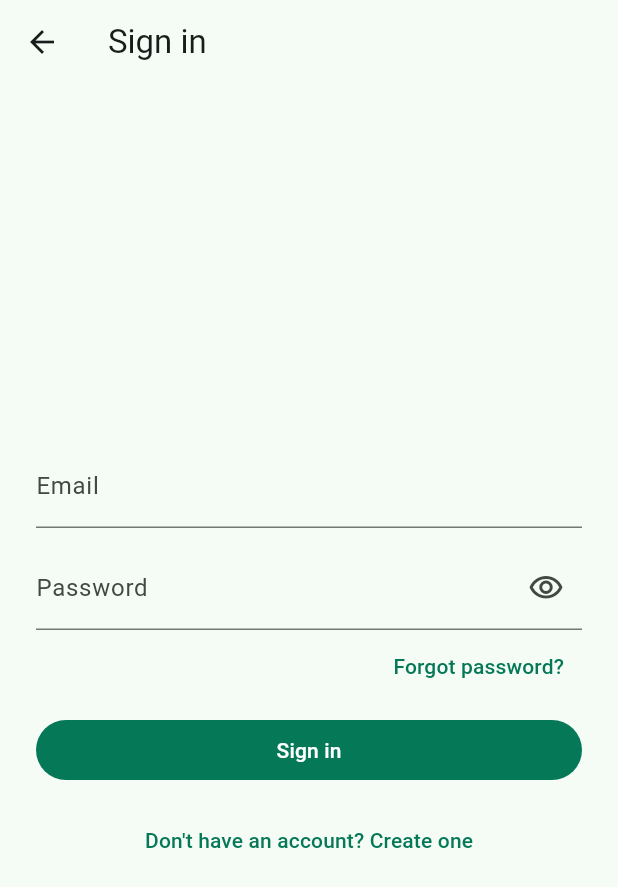
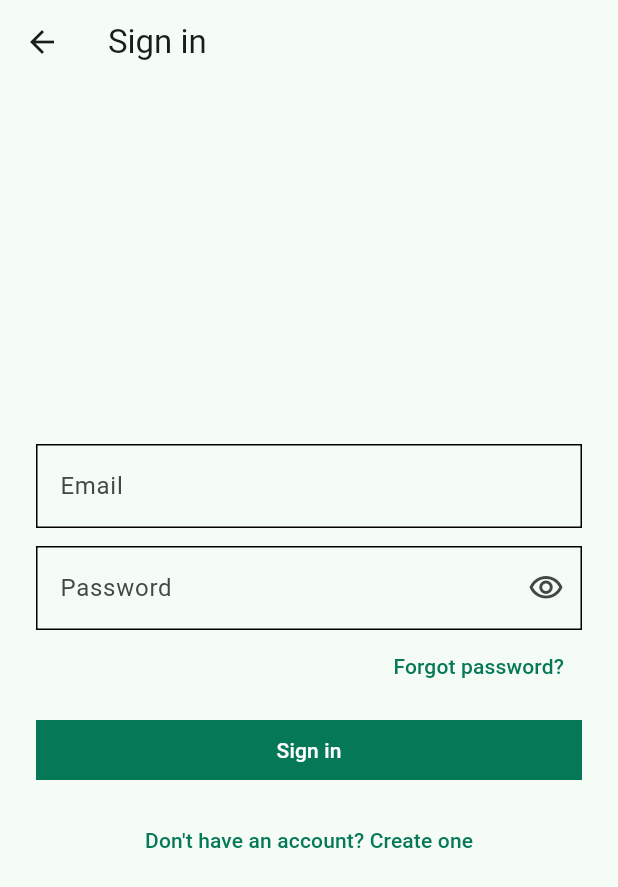
Before and after one commit to H-Munene/verifcare, a Flutter app: the screen it shows after launch, after a tap on "Sign in", on a phone screen of 412 x 824 dp. Shown: the top 887 px of the screen. Run offline on Flutter 3.47's test engine with Material 3 defaults, Android fonts, the phone set to English and light mode, and no system bars; our stand-ins replace audioplayers, flutter_local_notifications, geolocator, google_maps_flutter, image_picker, shared_preferences; missing offline and left inert: amazon_cognito_identity_dart_2, record; network calls fail.

Commit message:
style(mobile): square corners everywhere in both apps
User decision: the mobile apps match the web console's square-cornered
look, for every element, not only buttons and inputs.

- A shared buildAppTheme() in each app's app_ui.dart (the apps share no
  package) holds the emerald colour scheme. It also squares every
  Material component that is rounded by default: filled, elevated,
  outlined, text, icon and segmented buttons; the FAB, input borders,
  cards, chips, dialogs, bottom sheets, snackbars, menus, and the
  navigation bar indicator.
- Hard-coded shapes are squared too: rounded containers, pill buttons
  and banners, sheet tops, status dots, icon badges, round icon buttons,
  the record and play buttons, calendar day markers, and the
  registration wizard's step markers.
- Count badges stay round, as on the web.

Both apps analyze clean, and their tests pass (17/17 caregiver, 58/58
family).

```diff
--- a/frontend/mobile/caregiver/lib/screens/checkout_screen.dart
+++ b/frontend/mobile/caregiver/lib/screens/checkout_screen.dart
@@ -181,7 +181,7 @@ class _CheckoutScreenState extends State<CheckoutScreen> {
                     padding: const EdgeInsets.all(12),
                     decoration: BoxDecoration(
                       color: dangerTint,
-                      borderRadius: BorderRadius.circular(12),
+                      borderRadius: BorderRadius.zero,
                     ),
                     child: Row(
                       crossAxisAlignment: CrossAxisAlignment.start,
@@ -232,7 +232,7 @@ class _CheckoutScreenState extends State<CheckoutScreen> {
   Widget _card(List<Widget> children) => Container(
     decoration: BoxDecoration(
       color: Colors.white,
-      borderRadius: BorderRadius.circular(16),
+      borderRadius: BorderRadius.zero,
       border: Border.all(color: borderColor),
     ),
     child: Column(children: children),
--- a/frontend/mobile/caregiver/lib/screens/consent_screen.dart
+++ b/frontend/mobile/caregiver/lib/screens/consent_screen.dart
@@ -323,7 +323,7 @@ class _TermsView extends StatelessWidget {
                           minimumSize: const Size.fromHeight(44),
                           side: const BorderSide(color: borderColor),
                           shape: RoundedRectangleBorder(
-                            borderRadius: BorderRadius.circular(999),
+                            borderRadius: BorderRadius.zero,
                           ),
                         ),
                         child: const Text('Decline'),
@@ -371,7 +371,7 @@ class _Banner extends StatelessWidget {
     padding: const EdgeInsets.all(12),
     decoration: BoxDecoration(
       color: tint,
-      borderRadius: BorderRadius.circular(12),
+      borderRadius: BorderRadius.zero,
     ),
     child: Text(text, style: const TextStyle(fontSize: 13, color: inkDefault)),
   );
--- a/frontend/mobile/caregiver/lib/screens/photo_verification_screen.dart
+++ b/frontend/mobile/caregiver/lib/screens/photo_verification_screen.dart
@@ -287,11 +287,11 @@ class _PhotoButton extends StatelessWidget {
     return Material(
       color: background,
       shape: RoundedRectangleBorder(
-        borderRadius: BorderRadius.circular(14),
+        borderRadius: BorderRadius.zero,
         side: BorderSide(color: border),
       ),
       child: InkWell(
-        borderRadius: BorderRadius.circular(14),
+        borderRadius: BorderRadius.zero,
         onTap: enabled ? onTap : null,
         child: Padding(
           padding: const EdgeInsets.symmetric(horizontal: 16, vertical: 18),
--- a/frontend/mobile/caregiver/lib/screens/visit_in_progress_screen.dart
+++ b/frontend/mobile/caregiver/lib/screens/visit_in_progress_screen.dart
@@ -190,7 +190,7 @@ class _VisitInProgressScreenState extends State<VisitInProgressScreen> {
     return Container(
       decoration: BoxDecoration(
         color: Colors.white,
-        borderRadius: BorderRadius.circular(16),
+        borderRadius: BorderRadius.zero,
         border: Border.all(color: borderColor),
       ),
       child: Column(
--- a/frontend/mobile/caregiver/lib/screens/visit_timeline_screen.dart
+++ b/frontend/mobile/caregiver/lib/screens/visit_timeline_screen.dart
@@ -91,7 +91,7 @@ class _VisitTimelineScreenState extends State<VisitTimelineScreen> {
                   ),
                   decoration: BoxDecoration(
                     color: missed ? dangerTint : successTint,
-                    borderRadius: BorderRadius.circular(999),
+                    borderRadius: BorderRadius.zero,
                   ),
                   child: Text(
                     missed ? 'Missed' : 'Checked out',
@@ -109,7 +109,7 @@ class _VisitTimelineScreenState extends State<VisitTimelineScreen> {
               padding: const EdgeInsets.all(20),
               decoration: BoxDecoration(
                 color: Colors.white,
-                borderRadius: BorderRadius.circular(16),
+                borderRadius: BorderRadius.zero,
                 border: Border.all(color: borderColor),
               ),
               child: _buildBody(missed),
@@ -192,7 +192,7 @@ class _TimelineStep extends StatelessWidget {
                   height: 24,
                   decoration: BoxDecoration(
                     color: done || failed ? color : Colors.white,
-                    shape: BoxShape.circle,
+                    shape: BoxShape.rectangle,
                     border: Border.all(color: color, width: 2),
                   ),
                   child: done || failed
--- a/frontend/mobile/family_member/lib/app_ui.dart
+++ b/frontend/mobile/family_member/lib/app_ui.dart
@@ -22,7 +22,7 @@ final pillButtonStyle = ElevatedButton.styleFrom(
   disabledBackgroundColor: primaryGreen.withValues(alpha: 0.4),
   disabledForegroundColor: Colors.white,
   minimumSize: const Size.fromHeight(44),
-  shape: RoundedRectangleBorder(borderRadius: BorderRadius.circular(999)),
+  shape: RoundedRectangleBorder(borderRadius: BorderRadius.zero),
   elevation: 0,
 );
 
@@ -59,3 +59,50 @@ void showSnack(BuildContext context, String message, {bool error = true}) {
       ),
     );
 }
+
+/// The app's Material theme: the shared emerald primary, and square corners on every component
+/// Material 3 rounds by default (2026-10-12, user decision: the mobile apps match the web
+/// console's square-cornered look). Count badges are the one exception, as on the web.
+ThemeData buildAppTheme() {
+  const square = RoundedRectangleBorder();
+  final squareButton = ButtonStyle(
+    shape: WidgetStateProperty.all(const RoundedRectangleBorder()),
+  );
+  const squareInput = OutlineInputBorder(borderRadius: BorderRadius.zero);
+  return ThemeData(
+    // primary is pinned to the exact emerald; a bare seed would shift it to a generated tone.
+    colorScheme: ColorScheme.fromSeed(
+      seedColor: primaryGreen,
+      primary: primaryGreen,
+    ),
+    useMaterial3: true,
+    filledButtonTheme: FilledButtonThemeData(style: squareButton),
+    elevatedButtonTheme: ElevatedButtonThemeData(style: squareButton),
+    outlinedButtonTheme: OutlinedButtonThemeData(style: squareButton),
+    textButtonTheme: TextButtonThemeData(style: squareButton),
+    iconButtonTheme: IconButtonThemeData(style: squareButton),
+    segmentedButtonTheme: SegmentedButtonThemeData(style: squareButton),
+    floatingActionButtonTheme: const FloatingActionButtonThemeData(
+      shape: square,
+    ),
+    inputDecorationTheme: const InputDecorationTheme(
+      border: squareInput,
+      enabledBorder: squareInput,
+      focusedBorder: squareInput,
+    ),
+    cardTheme: const CardThemeData(shape: square),
+    chipTheme: const ChipThemeData(shape: square),
+    dialogTheme: const DialogThemeData(shape: square),
+    bottomSheetTheme: const BottomSheetThemeData(shape: square),
+    snackBarTheme: const SnackBarThemeData(shape: square),
+    popupMenuTheme: const PopupMenuThemeData(shape: square),
+    menuTheme: const MenuThemeData(
+      style: MenuStyle(shape: WidgetStatePropertyAll(square)),
+    ),
+    navigationBarTheme: const NavigationBarThemeData(indicatorShape: square),
+    tabBarTheme: const TabBarThemeData(indicatorSize: TabBarIndicatorSize.tab),
+    progressIndicatorTheme: const ProgressIndicatorThemeData(
+      color: primaryGreen,
+    ),
+  );
+}
--- a/frontend/mobile/family_member/lib/main.dart
+++ b/frontend/mobile/family_member/lib/main.dart
@@ -7,6 +7,7 @@ import 'api/family_link_requests_api.dart';
 import 'api/terms_api.dart';
 import 'api/users_api.dart';
 import 'api/visit_schedules_api.dart';
+import 'app_ui.dart';
 import 'auth/cognito_auth_service.dart';
 import 'auth/registration.dart';
 import 'screens/consent_screen.dart';
@@ -58,15 +59,7 @@ class MzaziCareFamilyMemberApp extends StatelessWidget {
   Widget build(BuildContext context) {
     return MaterialApp(
       title: 'Mzazi Care - Family Member',
-      theme: ThemeData(
-        // Emerald, matching the web console (2026-10-12). fromSeed's primary is pinned to it exactly;
-        // a bare colorSchemeSeed would shift buttons to a generated tone of it.
-        colorScheme: ColorScheme.fromSeed(
-          seedColor: const Color(0xFF047857),
-          primary: const Color(0xFF047857),
-        ),
-        useMaterial3: true,
-      ),
+      theme: buildAppTheme(),
       home: _RootScreen(
         authService: authService,
         usersApi: usersApi,
--- a/frontend/mobile/family_member/lib/screens/dependant_detail_screen.dart
+++ b/frontend/mobile/family_member/lib/screens/dependant_detail_screen.dart
@@ -232,7 +232,7 @@ class _PhotoNeededBanner extends StatelessWidget {
           padding: const EdgeInsets.all(12),
           decoration: BoxDecoration(
             color: dangerTint,
-            borderRadius: BorderRadius.circular(12),
+            borderRadius: BorderRadius.zero,
           ),
           child: Row(
             crossAxisAlignment: CrossAxisAlignment.start,
--- a/frontend/mobile/family_member/lib/screens/home_screen.dart
+++ b/frontend/mobile/family_member/lib/screens/home_screen.dart
@@ -294,11 +294,11 @@ class _DependantCard extends StatelessWidget {
       child: Material(
         color: Colors.white,
         shape: RoundedRectangleBorder(
-          borderRadius: BorderRadius.circular(16),
+          borderRadius: BorderRadius.zero,
           side: const BorderSide(color: borderColor),
         ),
         child: InkWell(
-          borderRadius: BorderRadius.circular(16),
+          borderRadius: BorderRadius.zero,
           onTap: onTap,
           child: Padding(
             padding: const EdgeInsets.all(16),
--- a/frontend/mobile/family_member/lib/screens/visit_timeline_screen.dart
+++ b/frontend/mobile/family_member/lib/screens/visit_timeline_screen.dart
@@ -249,7 +249,7 @@ class _TimelineStep extends StatelessWidget {
                   height: 24,
                   decoration: BoxDecoration(
                     color: done || failed ? color : Colors.white,
-                    shape: BoxShape.circle,
+                    shape: BoxShape.rectangle,
                     border: Border.all(color: color, width: 2),
                   ),
                   child: done || failed
--- a/frontend/mobile/family_member/lib/widgets/link_requests_sheet.dart
+++ b/frontend/mobile/family_member/lib/widgets/link_requests_sheet.dart
@@ -186,7 +186,7 @@ class _LinkRequestsSheetState extends State<_LinkRequestsSheet> {
       margin: const EdgeInsets.only(bottom: 12),
       padding: const EdgeInsets.all(14),
       decoration: BoxDecoration(
-        borderRadius: BorderRadius.circular(12),
+        borderRadius: BorderRadius.zero,
         border: Border.all(color: borderColor),
       ),
       child: Column(
```
Also changed, not shown: frontend/mobile/caregiver/lib/app_ui.dart (+48 -1 lines), frontend/mobile/caregiver/lib/main.dart (+1 -9 lines), frontend/mobile/caregiver/lib/screens/checkin_screen.dart (+15 -18 lines), frontend/mobile/caregiver/lib/screens/schedule_calendar_screen.dart (+7 -7 lines), frontend/mobile/caregiver/lib/widgets/visit_audio_recorder.dart (+8 -8 lines), frontend/mobile/family_member/lib/screens/consent_screen.dart (+2 -5 lines), frontend/mobile/family_member/lib/screens/dependant_wizard_screen.dart (+21 -14 lines), frontend/mobile/family_member/lib/widgets/visit_widgets.dart (+7 -3 lines).
